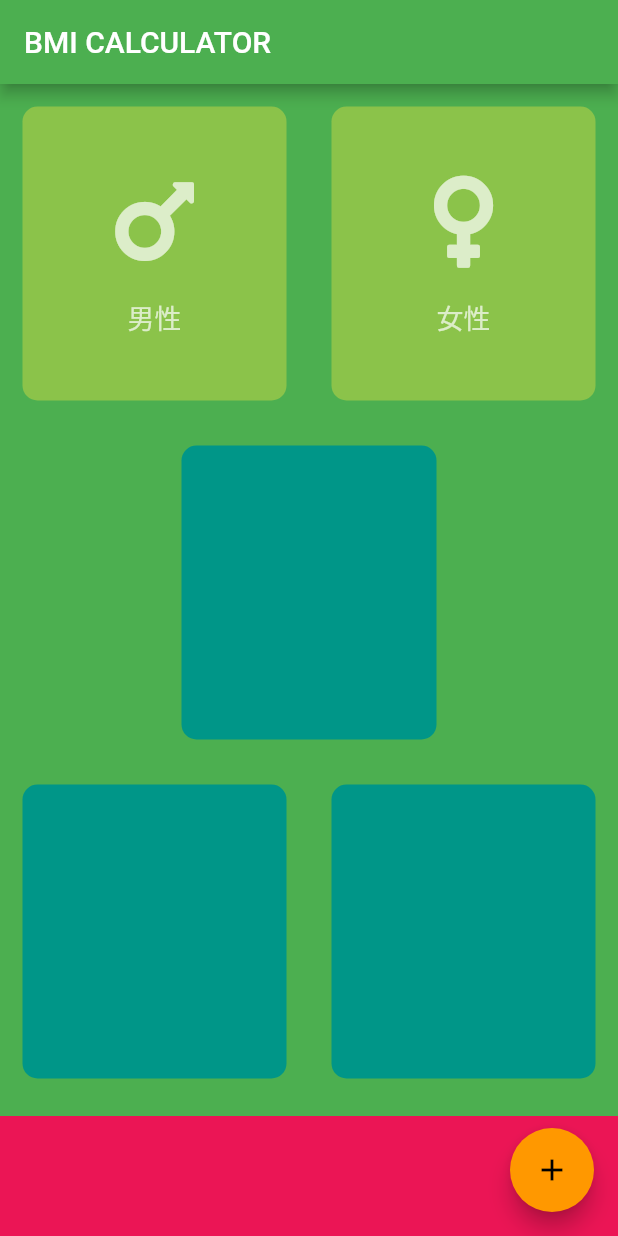
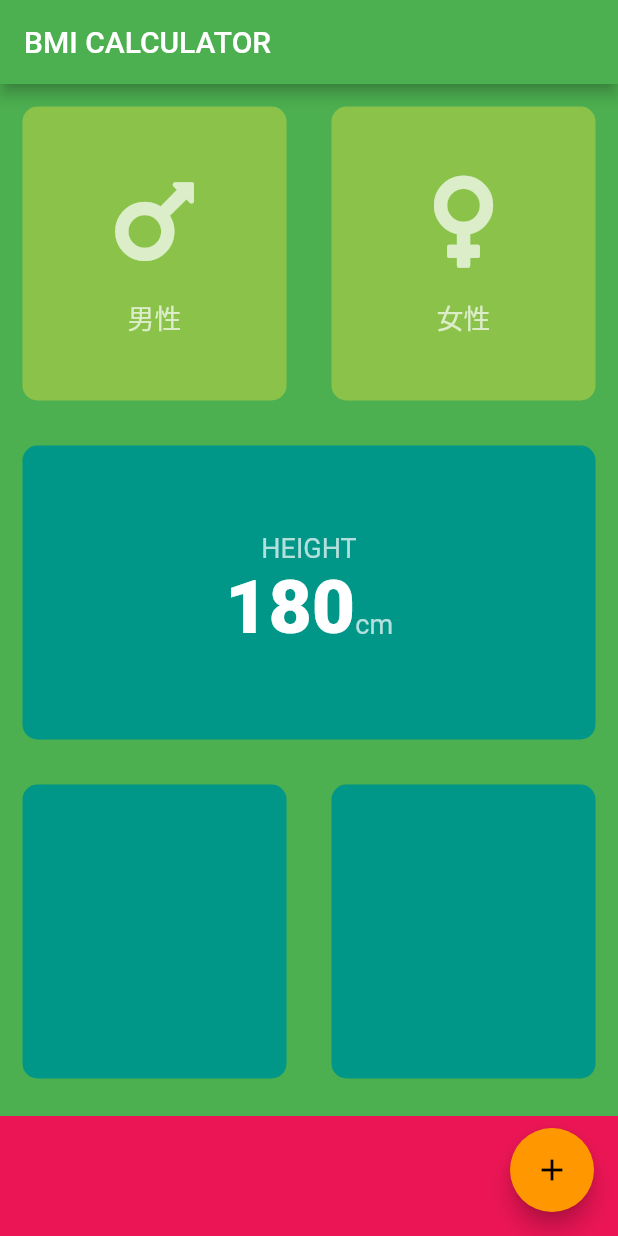
Before and after one commit to moriyamasaaaki/calculator_app, a Flutter app: the screen it shows after launch, on a phone screen of 412 x 824 dp. Run offline on Flutter 3.47's test engine with Material 2 defaults, Android fonts, the phone set to English and light mode, and no system bars; our stand-ins replace font_awesome_flutter.

Commit message:
feat(input_page): cardスタイル追加

```diff
--- /dev/null
+++ b/lib/consts.dart
@@ -0,0 +1,16 @@
+import 'package:flutter/material.dart';
+
+const kBottomContainerHeight = 80.0;
+const kActiveCardColor = Colors.teal;
+const kInactiveCardColor = Colors.lightGreen;
+const kBottomContainerColor = Color(0xFFEB1555);
+
+const kLabelTextStyle = TextStyle(
+  fontSize: 18.0,
+  color: Colors.white70,
+);
+
+const kNumberTextStyle = TextStyle(
+  fontSize: 50.0,
+  fontWeight: FontWeight.w900,
+);
--- a/lib/icon_content.dart
+++ b/lib/icon_content.dart
@@ -1,9 +1,5 @@
 import 'package:flutter/material.dart';
-
-const labelTextStyle = TextStyle(
-  fontSize: 18.0,
-  color: Colors.white70,
-);
+import 'consts.dart';
 
 class IconContent extends StatelessWidget {
   IconContent({this.icon, this.label});
@@ -25,7 +21,7 @@ class IconContent extends StatelessWidget {
         ),
         Text(
           label,
-          style: labelTextStyle,
+          style: kLabelTextStyle,
         ),
       ],
     );
--- a/lib/input_page.dart
+++ b/lib/input_page.dart
@@ -2,11 +2,7 @@ import 'package:flutter/material.dart';
 import 'package:font_awesome_flutter/font_awesome_flutter.dart';
 import 'icon_content.dart';
 import 'reusable_card.dart';
-
-const bottomContainerHeight = 80.0;
-const activeCardColor = Colors.teal;
-const inactiveCardColor = Colors.lightGreen;
-const bottomContainerColor = Color(0xFFEB1555);
+import 'consts.dart';
 
 enum Gender { male, female }
 
@@ -17,8 +13,8 @@ class InputPage extends StatefulWidget {
 
 Gender selectedGender;
 
-Color maleCardColor = inactiveCardColor;
-Color femaleCardColor = inactiveCardColor;
+Color maleCardColor = kInactiveCardColor;
+Color femaleCardColor = kInactiveCardColor;
 
 class _InputPageState extends State<InputPage> {
   @override
@@ -28,6 +24,7 @@ class _InputPageState extends State<InputPage> {
         title: Text('BMI CALCULATOR'),
       ),
       body: Column(
+        crossAxisAlignment: CrossAxisAlignment.stretch,
         children: <Widget>[
           Expanded(
               child: Row(
@@ -40,8 +37,8 @@ class _InputPageState extends State<InputPage> {
                     });
                   },
                   color: selectedGender == Gender.male
-                      ? activeCardColor
-                      : inactiveCardColor,
+                      ? kActiveCardColor
+                      : kInactiveCardColor,
                   cardChild: IconContent(
                     icon: FontAwesomeIcons.mars,
                     label: '男性',
@@ -56,8 +53,8 @@ class _InputPageState extends State<InputPage> {
                     });
                   },
                   color: selectedGender == Gender.female
-                      ? activeCardColor
-                      : inactiveCardColor,
+                      ? kActiveCardColor
+                      : kInactiveCardColor,
                   cardChild: IconContent(
                     icon: FontAwesomeIcons.venus,
                     label: '女性',
@@ -68,7 +65,31 @@ class _InputPageState extends State<InputPage> {
           )),
           Expanded(
             child: ReusableCard(
-              color: activeCardColor,
+              color: kActiveCardColor,
+              cardChild: Column(
+                mainAxisAlignment: MainAxisAlignment.center,
+                children: <Widget>[
+                  Text(
+                    'HEIGHT',
+                    style: kLabelTextStyle,
+                  ),
+                  Row(
+                    mainAxisAlignment: MainAxisAlignment.center,
+                    crossAxisAlignment: CrossAxisAlignment.baseline,
+                    textBaseline: TextBaseline.alphabetic,
+                    children: <Widget>[
+                      Text(
+                        '180',
+                        style: kNumberTextStyle,
+                      ),
+                      Text(
+                        'cm',
+                        style: kLabelTextStyle,
+                      )
+                    ],
+                  )
+                ],
+              ),
             ),
           ),
           Expanded(
@@ -76,21 +97,21 @@ class _InputPageState extends State<InputPage> {
             children: <Widget>[
               Expanded(
                 child: ReusableCard(
-                  color: activeCardColor,
+                  color: kActiveCardColor,
                 ),
               ),
               Expanded(
                 child: ReusableCard(
-                  color: activeCardColor,
+                  color: kActiveCardColor,
                 ),
               ),
             ],
           )),
           Container(
-            color: bottomContainerColor,
+            color: kBottomContainerColor,
             margin: EdgeInsets.only(top: 10.0),
             width: double.infinity,
-            height: bottomContainerHeight,
+            height: kBottomContainerHeight,
           )
         ],
       ),
```
